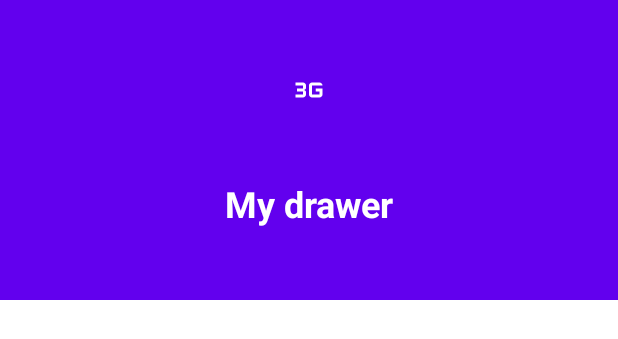
After one commit to guilhermemarx14/android-kotlin-navigation-classes, an Android app: the layout menu_header.xml on its own in the app's theme, with its tools: preview values and no code run, on a phone screen of 412 x 824 dp. The commit adds this screen. Shown: the top 339 px of the screen. Run offline under Robolectric (Android 15) with nearby library versions, the phone set to English and light mode, and no system bars.

Commit message:
feat: Create navigation drawer

```diff
--- /dev/null
+++ b/app/src/main/res/drawable-anydpi/ic_logo_white.xml
@@ -0,0 +1,10 @@
+<vector xmlns:android="http://schemas.android.com/apk/res/android"
+    android:width="24dp"
+    android:height="24dp"
+    android:viewportWidth="24"
+    android:viewportHeight="24"
+    android:tint="@color/white">
+  <path
+      android:fillColor="@android:color/white"
+      android:pathData="M3,7v2h5v2H4v2h4v2H3v2h5c1.1,0 2,-0.9 2,-2v-1.5c0,-0.83 -0.67,-1.5 -1.5,-1.5c0.83,0 1.5,-0.67 1.5,-1.5V9c0,-1.1 -0.9,-2 -2,-2H3zM21,11v4c0,1.1 -0.9,2 -2,2h-5c-1.1,0 -2,-0.9 -2,-2V9c0,-1.1 0.9,-2 2,-2h5c1.1,0 2,0.9 2,2h-7v6h5v-2h-2.5v-2H21z"/>
+</vector>
--- /dev/null
+++ b/app/src/main/res/drawable/ic_menu.xml
@@ -0,0 +1,5 @@
+<vector android:height="24dp" android:tint="#000000"
+    android:viewportHeight="24" android:viewportWidth="24"
+    android:width="24dp" xmlns:android="http://schemas.android.com/apk/res/android">
+    <path android:fillColor="@android:color/white" android:pathData="M3,18h18v-2L3,16v2zM3,13h18v-2L3,11v2zM3,6v2h18L21,6L3,6z"/>
+</vector>
--- /dev/null
+++ b/app/src/main/res/layout/menu_header.xml
@@ -0,0 +1,32 @@
+<?xml version="1.0" encoding="utf-8"?>
+<androidx.constraintlayout.widget.ConstraintLayout xmlns:android="http://schemas.android.com/apk/res/android"
+    xmlns:app="http://schemas.android.com/apk/res-auto"
+    xmlns:tools="http://schemas.android.com/tools"
+    android:layout_width="match_parent"
+    android:layout_height="200dp"
+    android:background="@color/design_default_color_primary">
+
+    <ImageView
+        android:id="@+id/imageView3"
+        android:layout_width="wrap_content"
+        android:layout_height="wrap_content"
+        android:contentDescription="@string/image_content_description"
+        app:layout_constraintBottom_toTopOf="@+id/textView"
+        app:layout_constraintEnd_toEndOf="parent"
+        app:layout_constraintStart_toStartOf="parent"
+        app:layout_constraintTop_toTopOf="parent"
+        app:srcCompat="@drawable/ic_logo_white" />
+
+    <TextView
+        android:id="@+id/textView"
+        android:layout_width="wrap_content"
+        android:layout_height="wrap_content"
+        android:text="@string/title_drawer"
+        android:textColor="@color/white"
+        android:textSize="24sp"
+        android:textStyle="bold"
+        app:layout_constraintBottom_toBottomOf="parent"
+        app:layout_constraintEnd_toEndOf="parent"
+        app:layout_constraintStart_toStartOf="parent"
+        app:layout_constraintTop_toBottomOf="@+id/imageView3" />
+</androidx.constraintlayout.widget.ConstraintLayout>
--- /dev/null
+++ b/app/src/main/res/menu/drawer_menu.xml
@@ -0,0 +1,4 @@
+<?xml version="1.0" encoding="utf-8"?>
+<menu xmlns:android="http://schemas.android.com/apk/res/android">
+    <item android:id="@+id/drawer_home" android:icon="@drawable/ic_home" android:title="@string/home_text"/>
+</menu>
--- a/app/src/main/res/values/strings.xml
+++ b/app/src/main/res/values/strings.xml
@@ -9,4 +9,7 @@
     <string name="menu_save">Save</string>
     <string name="menu_settings">Settings</string>
     <string name="something_went_wrong">Sorry, something went wrong</string>
+    <string name="title_drawer">My drawer</string>
+    <string name="home_text">Home</string>
+    <string name="image_content_description">Some description</string>
 </resources>
```
Also changed, not shown: app/src/main/java/com/example/jokenpo/SecondActivity.kt (+66 -26 lines), app/src/main/res/drawable/ic_home.xml (added, +10 -0 lines), app/src/main/res/layout/activity_second.xml (+16 -1 lines), app/src/main/res/drawable-hdpi/ic_logo_white.png (added), app/src/main/res/drawable-mdpi/ic_logo_white.png (added), app/src/main/res/drawable-xhdpi/ic_logo_white.png (added), app/src/main/res/drawable-xxhdpi/ic_logo_white.png (added).
